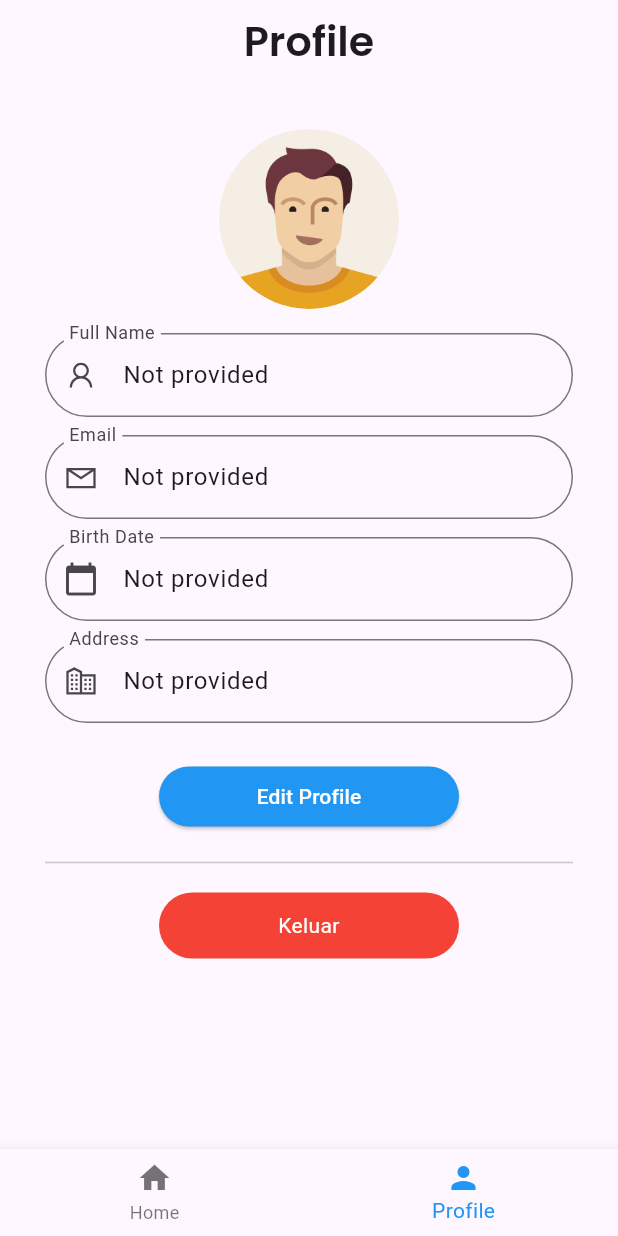
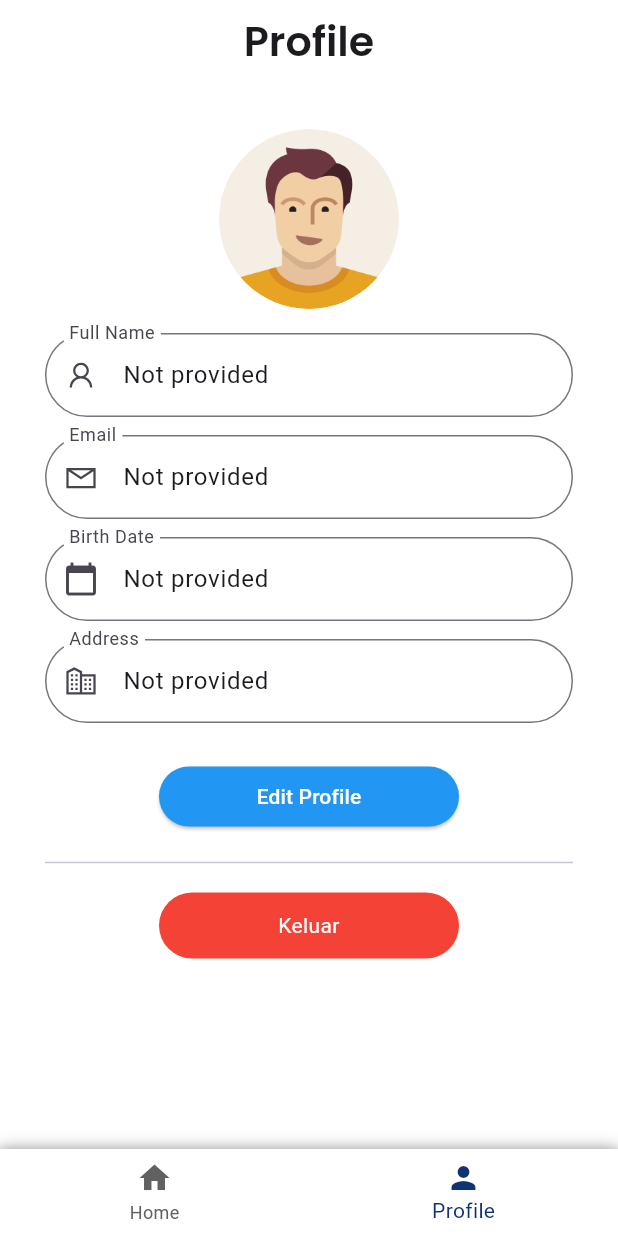
Before and after one commit to BagusRezky/mojadiapp, a Flutter app: the ProfileScreen screen opened by its route, on a phone screen of 412 x 824 dp. Run offline on Flutter 3.47's test engine with Material 3 defaults, Android fonts, the phone set to English and light mode, and no system bars; our stand-ins replace cloud_firestore, firebase_auth, firebase_core, firebase_storage, fl_chart, flutter_onboarding_slider and 6 more; accounts and stored records are empty; network calls fail.

Commit message:
update: nav bar

```diff
--- a/lib/pages/auth/lupa_password.dart
+++ b/lib/pages/auth/lupa_password.dart
@@ -39,7 +39,7 @@ class _LupaPasswordState extends State<LupaPassword> {
       backgroundColor: const Color(0xffffffff),
       appBar: AppBar(
         elevation: 0,
-        centerTitle: false,
+        centerTitle: true,
         automaticallyImplyLeading: false,
         backgroundColor: const Color(0x00ffffff),
         shape: const RoundedRectangleBorder(
--- a/lib/pages/profile/profile_page.dart
+++ b/lib/pages/profile/profile_page.dart
@@ -44,6 +44,8 @@ class _ProfileScreenState extends State<ProfileScreen> {
 
     return Scaffold(
       appBar: AppBar(
+        elevation: 0,
+        backgroundColor: Colors.white,
         automaticallyImplyLeading: false,
         title: Center(
           child: Text(
@@ -57,8 +59,9 @@ class _ProfileScreenState extends State<ProfileScreen> {
           ),
         ),
       ),
+      backgroundColor: Colors.white,
       body: userProfile == null
-          ? Center(child: CircularProgressIndicator())
+          ? const Center(child: CircularProgressIndicator())
           : SingleChildScrollView(
               child: Container(
                 padding: const EdgeInsets.all(30.0),
@@ -148,7 +151,17 @@ class _ProfileScreenState extends State<ProfileScreen> {
                 ),
               ),
             ),
-      bottomNavigationBar: BottomNavigationBar(
+      bottomNavigationBar: Container(
+        decoration: const BoxDecoration(
+          boxShadow: [
+            BoxShadow(
+              color: Colors.grey,
+              blurRadius: 8.0,
+            ),
+          ],
+        ),
+        child: BottomNavigationBar(
+          backgroundColor: Colors.white,
           items: const <BottomNavigationBarItem>[
             BottomNavigationBarItem(
               icon: Icon(Icons.home),
@@ -160,8 +173,10 @@ class _ProfileScreenState extends State<ProfileScreen> {
             ),
           ],
           currentIndex: selectedIndex,
-        selectedItemColor: Colors.blue,
+          selectedItemColor: const Color(0xFF103374),
+          unselectedItemColor: Colors.grey[700],
           onTap: onItemTapped,
+        ),
       ),
     );
   }
--- a/lib/pages/profile/profile_update_page.dart
+++ b/lib/pages/profile/profile_update_page.dart
@@ -75,6 +75,7 @@ class _UpdateProfileScreenState extends State<UpdateProfileScreen> {
         elevation: 0,
         centerTitle: true,
       ),
+      backgroundColor: Colors.white,
       body: SingleChildScrollView(
         child: Container(
           padding: const EdgeInsets.all(30.0),
```
Also changed, not shown: lib/pages/home/home_page.dart (+14 -2 lines). Lines whose indentation alone changed are shown as unchanged.
